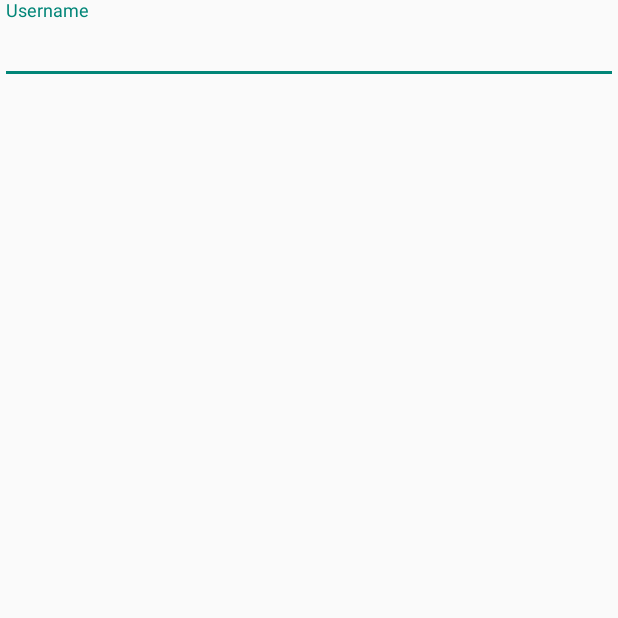
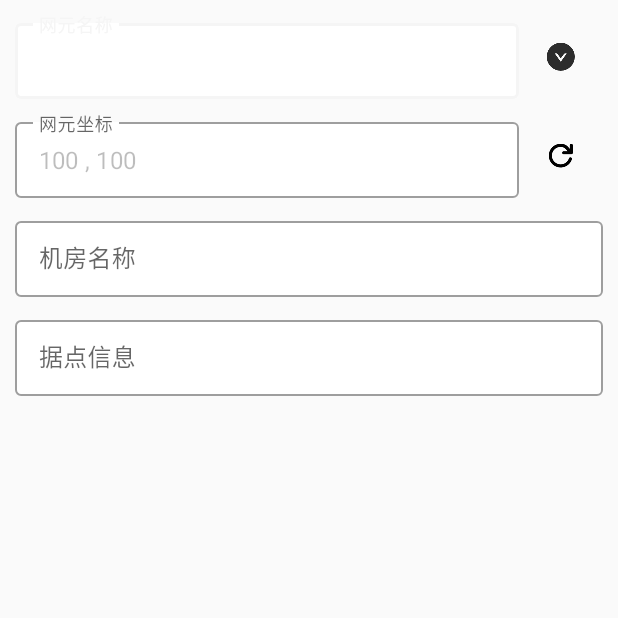
Before and after one commit to xxxxxxH/netinfov2, an Android app: the fragment NetFragment shown on its own in the app's theme, on a phone screen of 412 x 824 dp, the top half of it. Run offline under Robolectric (Android 15) with nearby library versions, the phone set to English and light mode, and no system bars.

Commit message:
2021年10月20日 18:51:09

```diff
--- a/app/src/main/java/net/basicmodel/ui/fragment/NetFragment.kt
+++ b/app/src/main/java/net/basicmodel/ui/fragment/NetFragment.kt
@@ -1,14 +1,56 @@
 package net.basicmodel.ui.fragment
 
+import android.view.View
+import com.bumptech.glide.Glide
+import com.xxxxxxh.mailv2.utils.Constant
+import kotlinx.android.synthetic.main.layout_fragment_net.*
 import net.basicmodel.R
 import net.basicmodel.base.BaseFragment
+import net.basicmodel.utils.OnOptionClickListener
+import net.basicmodel.widget.EditViewContainer
 
-class NetFragment:BaseFragment() {
+class NetFragment : BaseFragment() ,OnOptionClickListener{
     override fun initView() {
-
+        initContainer()
     }
 
     override fun getLayoutId(): Int {
         return R.layout.layout_fragment_net
     }
+
+    private fun initContainer() {
+        for (index in 0 until layoutContainer.childCount) {
+            val container = layoutContainer.getChildAt(index)
+            if (container is EditViewContainer) {
+                val input = container.getInputView()
+                input.setHint(Constant.hint[index])
+                val imageView = container.getOptionView()
+                when (index) {
+                    0 -> {
+                        imageView.visibility = View.VISIBLE
+                        imageView.setImageResource(R.mipmap.arrow_down)
+                        container.setListener(this)
+                        container.setTag("name")
+                    }
+                    1 -> {
+                        imageView.visibility = View.VISIBLE
+                        imageView.setImageResource(R.mipmap.activity_main_refresh_icon)
+                        container.setListener(this)
+                        container.setTag("refresh")
+                        val edit = container.getInputView().getEditTextView()
+                        edit.setText("100 , 100")
+                        edit.isEnabled = false
+                    }
+                    else -> {
+                        imageView.visibility = View.GONE
+                    }
+                }
+
+            }
+        }
+    }
+
+    override fun onClick(tag: String) {
+
+    }
 }
--- a/app/src/main/java/net/basicmodel/utils/Constant.kt
+++ b/app/src/main/java/net/basicmodel/utils/Constant.kt
@@ -11,4 +11,5 @@ object Constant {
     )
 
     var tab = arrayOf("网元信息录入", "加扰信息录入", "光纤巡缆")
+    var hint = arrayOf("网元名称", "网元坐标", "机房名称", "据点信息")
 }
--- /dev/null
+++ b/app/src/main/java/net/basicmodel/utils/OnOptionClickListener.kt
@@ -0,0 +1,12 @@
+package net.basicmodel.utils
+
+/**
+ * Copyright (C) 2021,2021/10/20, a Tencent company. All rights reserved.
+ *
+ * User : v_xhangxie
+ *
+ * Desc :
+ */
+interface OnOptionClickListener {
+    fun onClick(tag:String)
+}
--- /dev/null
+++ b/app/src/main/java/net/basicmodel/widget/EditViewContainer.kt
@@ -0,0 +1,69 @@
+package net.basicmodel.widget
+
+import android.content.Context
+import android.util.AttributeSet
+import android.view.LayoutInflater
+import android.view.View
+import android.widget.ImageView
+import android.widget.LinearLayout
+import net.basicmodel.R
+import net.basicmodel.utils.OnOptionClickListener
+
+/**
+ * Copyright (C) 2021,2021/10/20, a Tencent company. All rights reserved.
+ *
+ * User : v_xhangxie
+ *
+ * Desc :
+ */
+class EditViewContainer : LinearLayout {
+    private var inputEditText: InputEditText? = null
+    private var imageView: ImageView? = null
+    private var listener: OnOptionClickListener? = null
+    private var tag: String = ""
+
+    constructor(context: Context) : super(context) {
+        initView(context)
+    }
+
+    constructor(context: Context, attrs: AttributeSet?) : super(context, attrs) {
+        initView(context)
+    }
+
+    constructor(context: Context, attrs: AttributeSet?, defStyleAttr: Int) : super(
+        context,
+        attrs,
+        defStyleAttr
+    ) {
+        initView(context)
+    }
+
+    private fun initView(context: Context): View {
+        val v = LayoutInflater.from(context).inflate(R.layout.layout_editcontainer, this, true)
+        inputEditText = v.findViewById(R.id.inputEdit)
+        imageView = v.findViewById(R.id.optionRight)
+        this.imageView!!.setOnClickListener {
+            listener!!.onClick(tag)
+        }
+        return v
+    }
+
+    fun setTag(string: String) {
+        this.tag = string
+    }
+
+    @JvmName("setListener1")
+    fun setListener(listener: OnOptionClickListener) {
+        this.listener = listener
+    }
+
+    fun getInputView(): InputEditText {
+        return inputEditText!!
+    }
+
+    fun getOptionView(): ImageView {
+        return imageView!!
+    }
+
+
+}
--- /dev/null
+++ b/app/src/main/java/net/basicmodel/widget/InputEditText.kt
@@ -0,0 +1,57 @@
+package net.basicmodel.widget
+
+import android.content.Context
+import android.util.AttributeSet
+import android.view.LayoutInflater
+import android.view.View
+import android.widget.EditText
+import android.widget.LinearLayout
+import com.google.android.material.textfield.TextInputLayout
+import net.basicmodel.R
+
+/**
+ * Copyright (C) 2021,2021/10/20, a Tencent company. All rights reserved.
+ *
+ * User : v_xhangxie
+ *
+ * Desc :
+ */
+class InputEditText : LinearLayout {
+    var view: EditText? = null
+    var input: TextInputLayout? = null
+
+    constructor(context: Context) : super(context) {
+        initView(context)
+    }
+
+    constructor(context: Context, attrs: AttributeSet?) : super(context, attrs) {
+        initView(context)
+    }
+
+    constructor(context: Context, attrs: AttributeSet?, defStyleAttr: Int) : super(
+        context,
+        attrs,
+        defStyleAttr
+    ) {
+        initView(context)
+    }
+
+    private fun initView(context: Context): View {
+        val v = LayoutInflater.from(context).inflate(R.layout.layout_editext, this, true)
+        view = v.findViewById(R.id.editText)
+        input = v.findViewById(R.id.inputLayout)
+        return v
+    }
+
+    fun getEditTextView():EditText{
+        return view!!
+    }
+
+    fun getEditTextContent(): String {
+        return view!!.text.toString()
+    }
+
+    fun setHint(s: String) {
+        input!!.hint = s
+    }
+}
--- /dev/null
+++ b/app/src/main/res/layout/layout_editcontainer.xml
@@ -0,0 +1,18 @@
+<?xml version="1.0" encoding="utf-8"?>
+<RelativeLayout xmlns:android="http://schemas.android.com/apk/res/android"
+    android:layout_width="match_parent"
+    android:layout_height="?actionBarSize">
+
+    <net.basicmodel.widget.InputEditText
+        android:id="@+id/inputEdit"
+        android:layout_width="match_parent"
+        android:layout_height="?actionBarSize"
+        android:layout_toStartOf="@+id/optionRight" />
+
+    <ImageView
+        android:id="@+id/optionRight"
+        android:layout_width="?actionBarSize"
+        android:layout_height="?actionBarSize"
+        android:scaleType="center"
+        android:layout_alignParentEnd="true" />
+</RelativeLayout>
--- /dev/null
+++ b/app/src/main/res/layout/layout_editext.xml
@@ -0,0 +1,17 @@
+<?xml version="1.0" encoding="utf-8"?>
+<LinearLayout xmlns:android="http://schemas.android.com/apk/res/android"
+    android:layout_width="match_parent"
+    android:layout_height="?actionBarSize">
+
+    <com.google.android.material.textfield.TextInputLayout
+        android:id="@+id/inputLayout"
+        style="@style/App.TextInputLayout"
+        android:layout_width="match_parent"
+        android:layout_height="match_parent">
+
+        <EditText
+            android:id="@+id/editText"
+            android:layout_width="match_parent"
+            android:layout_height="match_parent" />
+    </com.google.android.material.textfield.TextInputLayout>
+</LinearLayout>
--- a/app/src/main/res/layout/layout_fragment_net.xml
+++ b/app/src/main/res/layout/layout_fragment_net.xml
@@ -1,17 +1,41 @@
 <?xml version="1.0" encoding="utf-8"?>
-<LinearLayout xmlns:android="http://schemas.android.com/apk/res/android"
+<RelativeLayout xmlns:android="http://schemas.android.com/apk/res/android"
     android:layout_width="match_parent"
     android:layout_height="match_parent">
 
-    <com.google.android.material.textfield.TextInputLayout
+    <ScrollView
         android:layout_width="match_parent"
-        android:layout_height="?actionBarSize">
+        android:layout_height="match_parent">
 
-        <EditText
-            android:id="@+id/username"
+        <LinearLayout
+            android:id="@+id/layoutContainer"
             android:layout_width="match_parent"
             android:layout_height="wrap_content"
-            android:inputType="textEmailAddress"
-            android:hint="Username"/>
-    </com.google.android.material.textfield.TextInputLayout>
-</LinearLayout>
+            android:orientation="vertical"
+            android:padding="10dp">
+
+            <net.basicmodel.widget.EditViewContainer
+                android:id="@+id/name"
+                android:layout_width="match_parent"
+                android:layout_height="?actionBarSize" />
+
+            <net.basicmodel.widget.EditViewContainer
+                android:id="@+id/location"
+                android:layout_width="match_parent"
+                android:layout_height="?actionBarSize"
+                android:layout_marginTop="10dp" />
+
+            <net.basicmodel.widget.EditViewContainer
+                android:id="@+id/room"
+                android:layout_width="match_parent"
+                android:layout_height="?actionBarSize"
+                android:layout_marginTop="10dp" />
+
+            <net.basicmodel.widget.EditViewContainer
+                android:id="@+id/point"
+                android:layout_width="match_parent"
+                android:layout_height="?actionBarSize"
+                android:layout_marginTop="10dp" />
+        </LinearLayout>
+    </ScrollView>
+</RelativeLayout>
--- a/app/src/main/res/values/styles.xml
+++ b/app/src/main/res/values/styles.xml
@@ -6,5 +6,7 @@
         <item name="colorPrimaryDark">@color/colorPrimaryDark</item>
         <item name="colorAccent">@color/colorAccent</item>
     </style>
-
+    <style name="App.TextInputLayout" parent="Widget.MaterialComponents.TextInputLayout.OutlinedBox.Dense">
+        <item name="boxBackgroundColor">@color/white</item>
+    </style>
 </resources>
```
Also changed, not shown: app/src/main/res/mipmap-xxhdpi/activity_main_add_icon.png (added), app/src/main/res/mipmap-xxhdpi/activity_main_refresh_icon.png (added), app/src/main/res/mipmap-xxhdpi/arrow_down.png (added), app/src/main/res/mipmap-xxhdpi/arrow_right.png (added), app/src/main/res/mipmap-xxhdpi/delete.png, app/src/main/res/mipmap-xxhdpi/icon_del.png (added).
